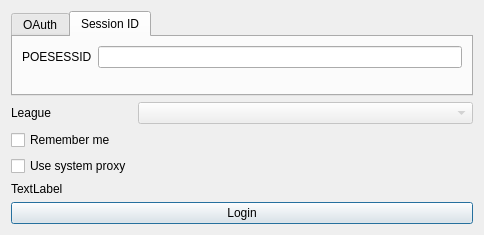
This is forms/logindialog.ui in gerwaric/acquisition as Qt 5 draws it before an edit. The edited form follows.
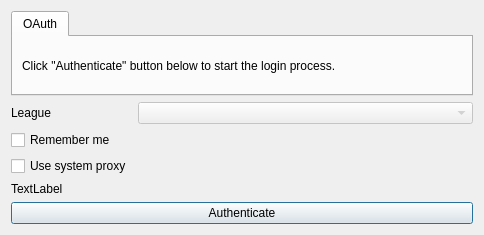
This is the edited form. The open tabs and pages were chosen to show the change.

Commit message: Remove session id login

```diff
--- a/forms/logindialog.ui
+++ b/forms/logindialog.ui
@@ -39,43 +39,12 @@
        <item>
         <widget class="QLabel" name="label_4">
          <property name="text">
-          <string>Click &quot;Login&quot; button below to initiate login process.</string>
+          <string>Click &quot;Authenticate&quot; button below to start the login process.</string>
          </property>
         </widget>
        </item>
       </layout>
      </widget>
-     <widget class="QWidget" name="sessionIdTab">
-      <attribute name="title">
-       <string>Session ID</string>
-      </attribute>
-      <layout class="QVBoxLayout" name="verticalLayout_3">
-       <item>
-        <layout class="QFormLayout" name="formLayout_3">
-         <item row="0" column="0">
-          <widget class="QLabel" name="sessIDLabel">
-           <property name="minimumSize">
-            <size>
-             <width>65</width>
-             <height>0</height>
-            </size>
-           </property>
-           <property name="text">
-            <string>POESESSID</string>
-           </property>
-          </widget>
-         </item>
-         <item row="0" column="1">
-          <widget class="QLineEdit" name="sessionIDLineEdit">
-           <property name="echoMode">
-            <enum>QLineEdit::Password</enum>
-           </property>
-          </widget>
-         </item>
-        </layout>
-       </item>
-      </layout>
-     </widget>
     </widget>
    </item>
    <item>
@@ -132,7 +101,7 @@
    <item>
     <widget class="QPushButton" name="loginButton">
      <property name="text">
-      <string>Login</string>
+      <string>Authenticate</string>
      </property>
     </widget>
    </item>
```
The commit also changes 2 other files.
